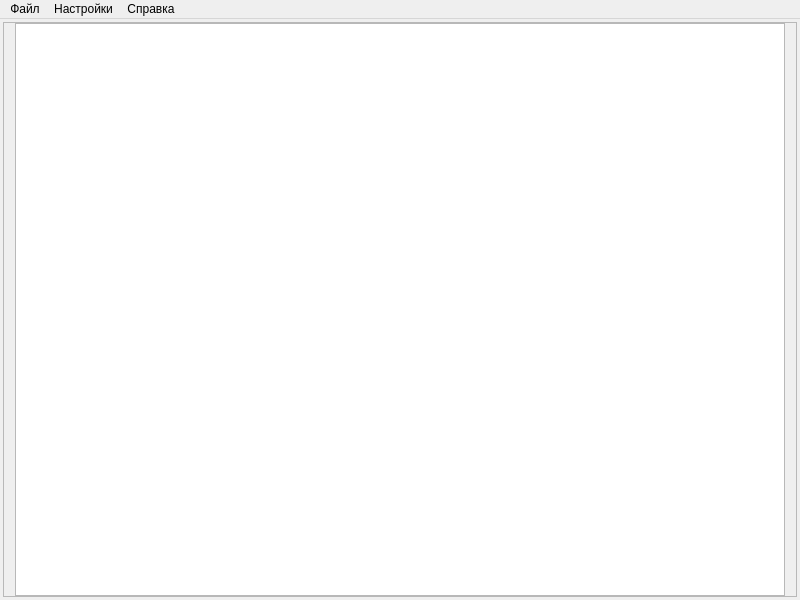
This is QtPySide/verseseditor.ui in alexwolf1975/VersesEditor as Qt 5 draws it before an edit. The edited form follows.
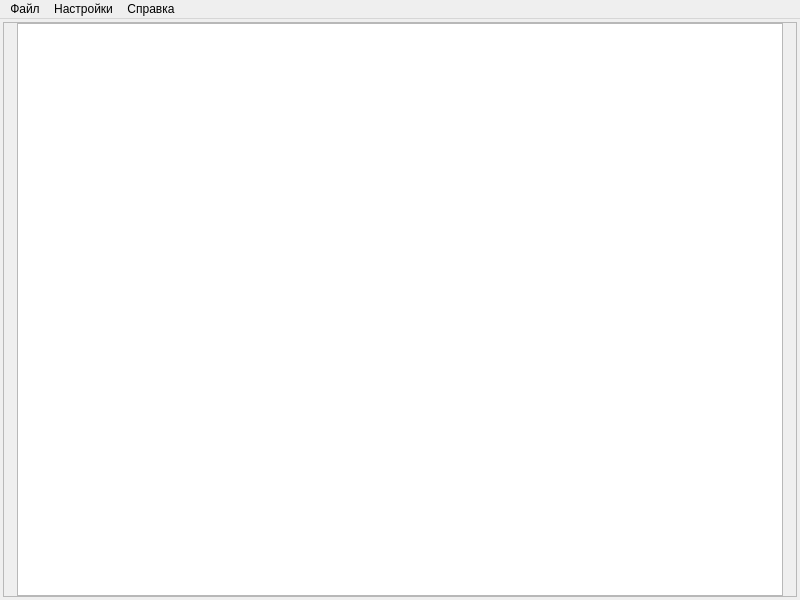
This is the edited form.

What changed in the file:
```diff
--- a/QtPySide/verseseditor.ui
+++ b/QtPySide/verseseditor.ui
@@ -44,7 +44,7 @@
          <x>0</x>
          <y>0</y>
          <width>792</width>
-         <height>565</height>
+         <height>570</height>
         </rect>
        </property>
        <layout class="QHBoxLayout" name="horizontalLayout">
@@ -68,6 +68,7 @@
           <property name="font">
            <font>
             <family>Arial</family>
+            <pointsize>12</pointsize>
            </font>
           </property>
           <property name="text">
@@ -86,6 +87,8 @@
           <property name="font">
            <font>
             <family>Arial</family>
+            <pointsize>12</pointsize>
+            <kerning>true</kerning>
            </font>
           </property>
           <property name="lineWidth">
@@ -104,6 +107,7 @@
           <property name="font">
            <font>
             <family>Arial</family>
+            <pointsize>12</pointsize>
            </font>
           </property>
           <property name="text">
```
Left out of the diff: 2 changed lines with no effect on the pictures.
